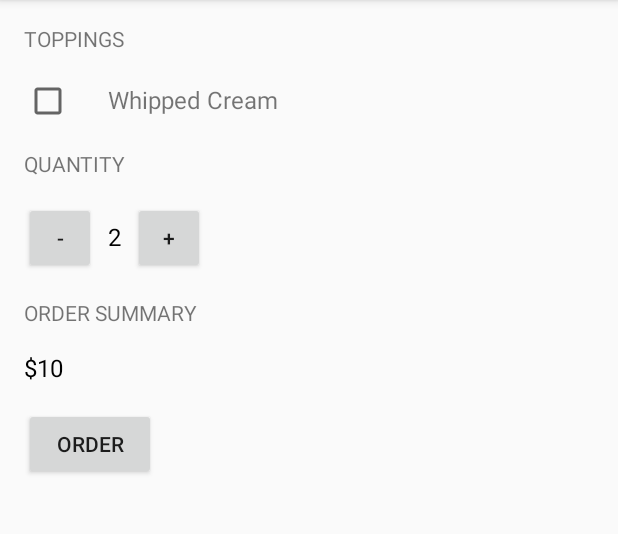
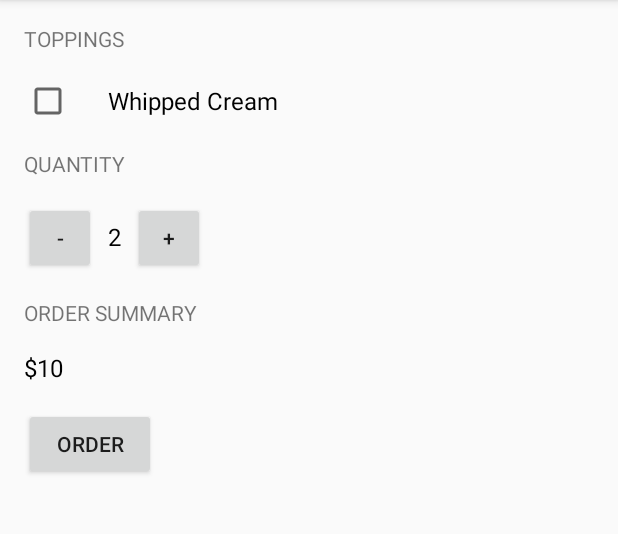
Before and after one commit to jsbaidwan/CoffeeBar, an Android app: the screen it shows after launch (MainActivity), on a phone screen of 412 x 824 dp, the part 84-618 px from its top. Run offline under Robolectric (Android 15) with nearby library versions, the phone set to English and light mode, and no system bars.

Commit message:
remove the extra textBox and insert the text inside the checkbox

```diff
--- a/app/src/main/res/layout/activity_main.xml
+++ b/app/src/main/res/layout/activity_main.xml
@@ -17,29 +17,21 @@
         android:text="Toppings"
         android:textAllCaps="true" />
 
-    <LinearLayout
-        android:layout_width="wrap_content"
-        android:layout_height="wrap_content"
-        android:orientation="horizontal"
-        android:paddingBottom="16dp">
+
 
         <CheckBox
             android:layout_width="wrap_content"
             android:layout_height="wrap_content"
-            android:paddingRight="24dp"
+            android:paddingLeft="24dp"
+            android:text="Whipped Cream"
+            android:textSize="16sp"
             />
-        <TextView
-            android:layout_width="wrap_content"
-            android:layout_height="wrap_content"
-            android:text="Whipped Cream"
-            android:textSize="16sp"/>
-
-    </LinearLayout>
 
 
     <TextView
         android:layout_width="wrap_content"
         android:layout_height="wrap_content"
+        android:layout_marginTop="16dp"
         android:layout_marginBottom="16dp"
         android:text="Quantity"
         android:textAllCaps="true" />
```
